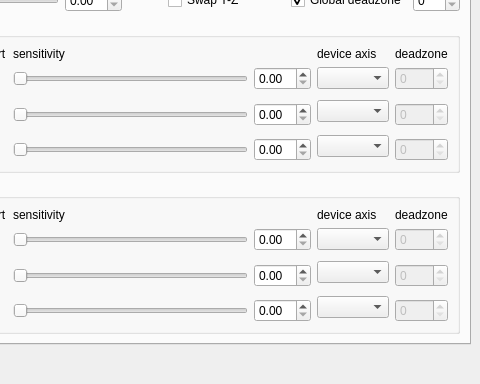
This is ui/spnavcfg.ui in FreeSpacenav/spnavcfg as Qt 5 draws it before an edit; both pictures show x 320 to 800 and y 334 to 718 of the 800 by 718 pixel window. The edited form follows.
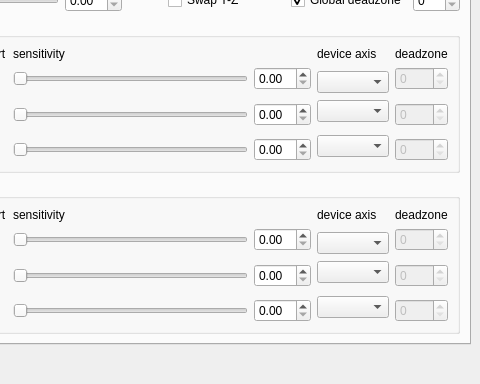
This is the edited form. Icons and pictures are not drawn.

Commit message: possible fix for issue #19 (visual glitches)

```diff
--- a/ui/spnavcfg.ui
+++ b/ui/spnavcfg.ui
@@ -448,7 +448,7 @@
              </property>
             </widget>
            </item>
-           <item row="1" column="5">
+           <item row="1" column="5" rowspan="2">
             <widget class="QComboBox" name="combo_axismap_tx">
              <property name="toolTip">
               <string>Select which device axis affects X translation</string>
@@ -719,7 +719,7 @@
              </property>
             </widget>
            </item>
-           <item row="1" column="5">
+           <item row="1" column="5" rowspan="2">
             <widget class="QComboBox" name="combo_axismap_rx">
              <property name="toolTip">
               <string>Select which device axis affects X rotation</string>
```
